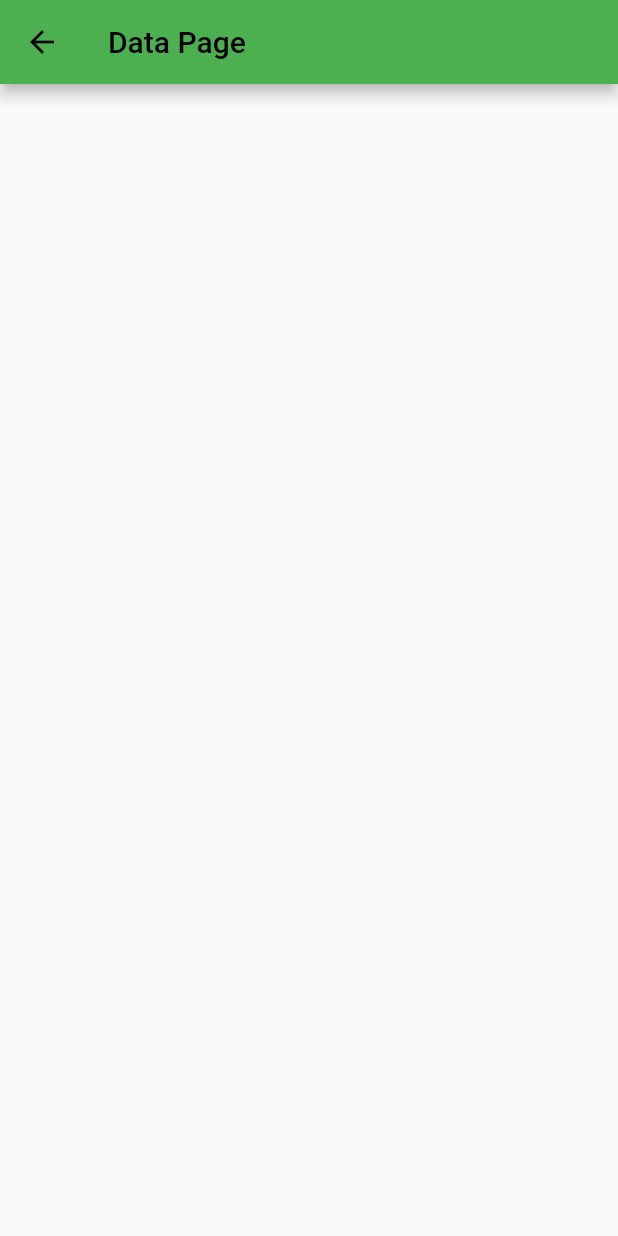
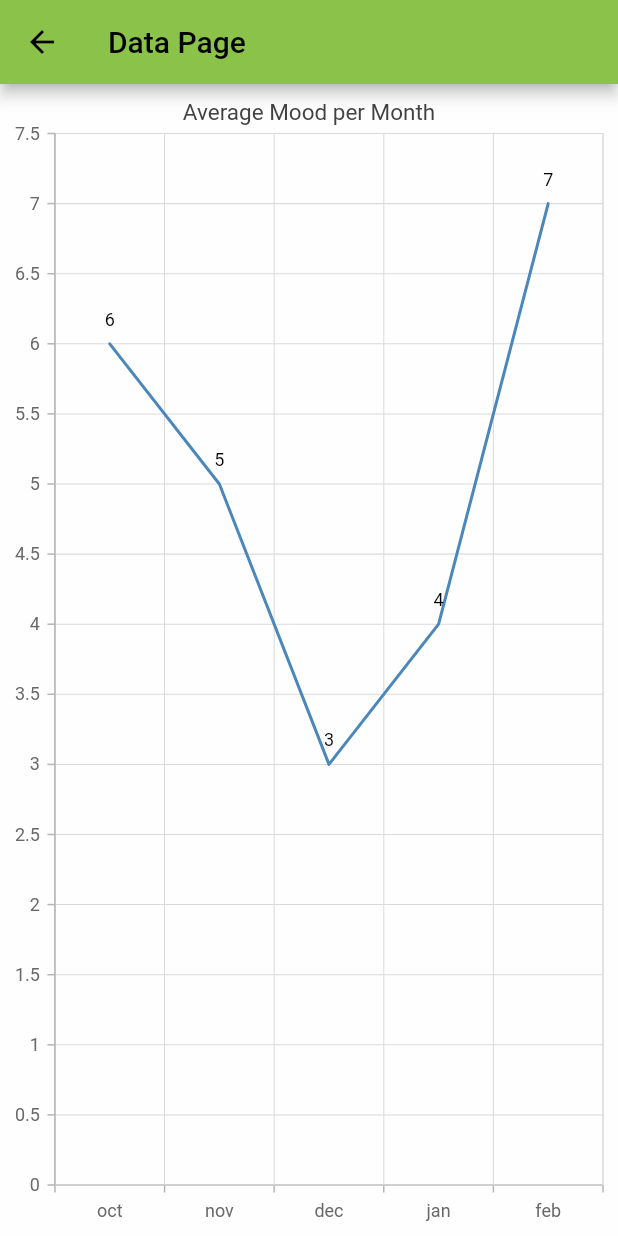
Before and after one commit to flohrmann/feelin, a Flutter app: the TableView screen opened directly, on a phone screen of 412 x 824 dp. Run offline on Flutter 3.47's test engine with Material 2 defaults, Android fonts, the phone set to English and light mode, and no system bars; our stand-ins replace syncfusion_flutter_calendar, syncfusion_flutter_charts.

Commit message:
dies das

```diff
--- a/lib/ui/view/table.dart
+++ b/lib/ui/view/table.dart
@@ -1,31 +1,73 @@
 import 'package:flutter/material.dart';
-import 'package:myflutterapp/datasource/MeetingDataSource.dart';
-import 'package:myflutterapp/dialog/appointment_creator.dart';
-import 'package:syncfusion_flutter_calendar/calendar.dart';
+import 'package:syncfusion_flutter_charts/charts.dart';
 
 class TableView extends StatefulWidget {
   TableView({Key key, this.title}) : super(key: key);
-
   final String title;
-
   @override
-
   _TableViewState createState() => _TableViewState();
 }
 
 class _TableViewState extends State<TableView>
 {
+  //enables tooltip
+  TooltipBehavior _tooltipBehavior;
   @override
   void initState() {
+    _tooltipBehavior = TooltipBehavior(enable: true);
     super.initState();
+
   }
   @override
   Widget build(BuildContext context) {
+
     return Scaffold(
       appBar: AppBar(
-        backgroundColor: Colors.green,
+        backgroundColor: Colors.lightGreen,
         title: Text("Data Page"),
       ),
+      body: new Container(
+        color:Colors.white70,
+        //height: 600,
+        alignment: Alignment.center ,
+        child: new Stack(
+          children:[
+            new Container( //mood table
+               //height: 400,
+              //padding: EdgeInsets.all(10),
+               child:SfCartesianChart(
+                  title: ChartTitle(text: 'Average Mood per Month'),
+                  //legend: Legend(isVisible: true),
+                  tooltipBehavior: _tooltipBehavior,
+                  primaryXAxis: CategoryAxis(),
+                  series: <LineSeries<MoodData, String>>[
+                    LineSeries<MoodData, String>(
+                        dataSource: <MoodData>[
+                          MoodData('oct', 6),
+                          MoodData('nov', 5),
+                          MoodData('dec', 3),
+                          MoodData('jan', 4),
+                          MoodData('feb', 7)
+                        ],
+                        xValueMapper: (MoodData mood, _) => mood.year,
+                        yValueMapper: (MoodData mood, _) => mood.mood,
+                        //labels each datapoint
+                        dataLabelSettings: DataLabelSettings(isVisible: true)
+                    )
+                   ],
+                  )
+            ),
+            new Container(
+              //child: new Text('Add another graph into this container')
+            )
+      ]),
+      )
     );
   }
 }
+
+class MoodData {
+  MoodData(this.year, this.mood);
+  final String year;
+  final double mood;
+}
```
Also changed, not shown: lib/ui/ThemeClass.dart (added, +24 -0 lines), lib/ui/view/home_view.dart (+11 -2 lines), lib/ui/view/settings.dart (+11 -1 lines).
